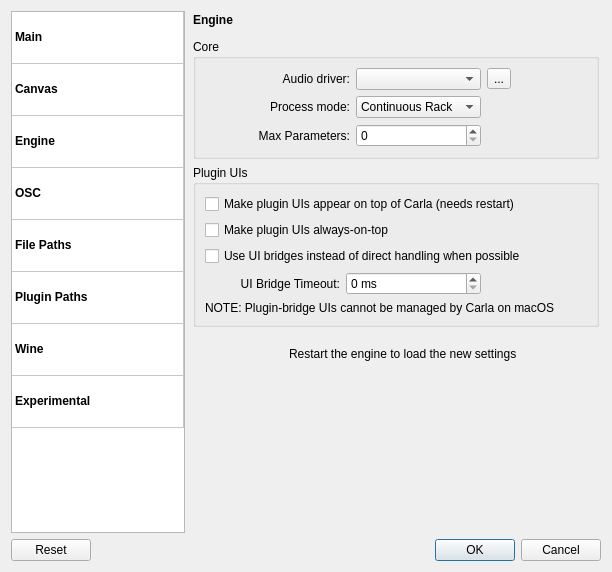
The window that resources/ui/carla_settings.ui (falkTX/Carla) describes before a commit, drawn with Qt 5.
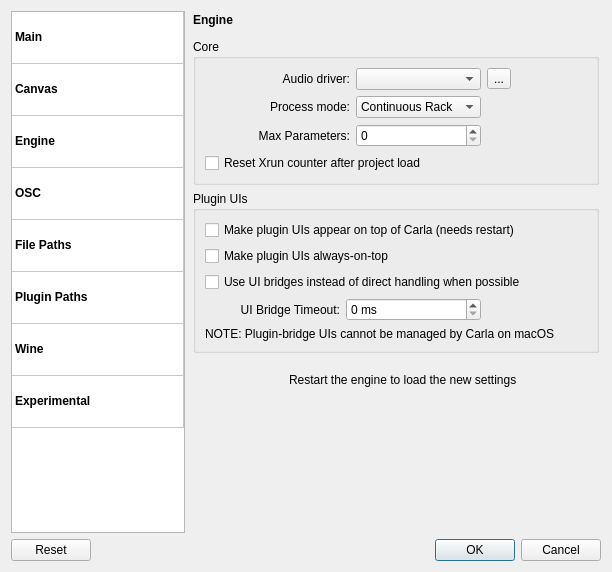
The same window after the commit. The open tabs and pages were chosen to show the change. Icons and pictures are not drawn.

Commit message: Add option to clear xrun after project load

The edit to the form file:
```diff
--- a/resources/ui/carla_settings.ui
+++ b/resources/ui/carla_settings.ui
@@ -985,6 +985,13 @@
               </property>
              </spacer>
             </item>
+            <item row="3" column="0" colspan="4">
+             <widget class="QCheckBox" name="cb_engine_reset_xruns">
+              <property name="text">
+               <string>Reset Xrun counter after project load</string>
+              </property>
+             </widget>
+            </item>
            </layout>
           </widget>
          </item>
```
The commit also changes 15 other files.
